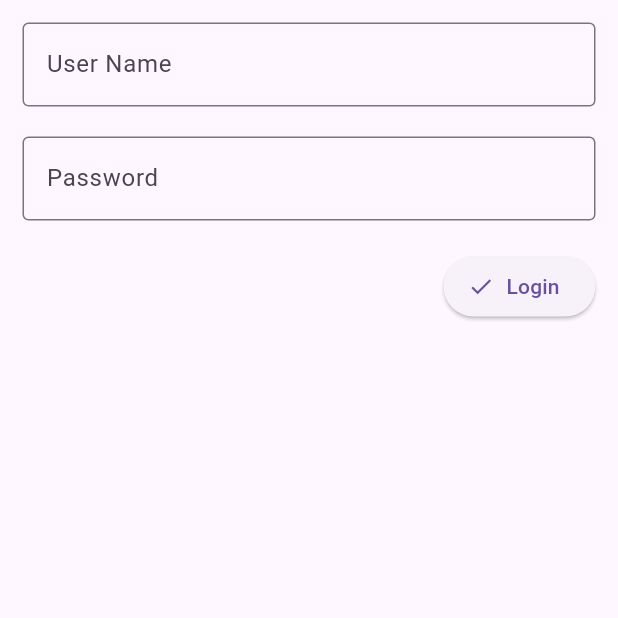
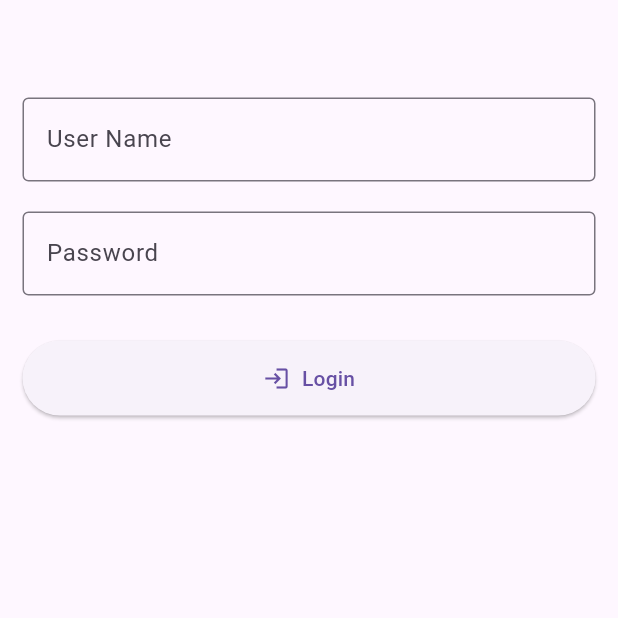
Before and after one commit to Justramin/flutter-login-sharedpreferences, a Flutter app: the screen it shows after launch, on a phone screen of 412 x 824 dp, the top half of it. Run offline on Flutter 3.47's test engine with Material 3 defaults, Android fonts, the light colour scheme and no system bars; our stand-ins replace shared_preferences.

Commit message:
complete tutorial

```diff
--- a/lib/screens/login.dart
+++ b/lib/screens/login.dart
@@ -1,13 +1,14 @@
 import 'package:flutter/material.dart';
-import 'package:login_popup_project/main.dart';
+import 'package:shared_preferences/shared_preferences.dart';
 import 'package:login_popup_project/screens/home.dart';
-import 'package:shared_preferences/shared_preferences.dart';
+import 'package:login_popup_project/main.dart'; // Make sure SAVE_KEY_NAME is defined in main.dart
 
 class ScreenLogin extends StatelessWidget {
   ScreenLogin({super.key});
 
   final _usernameController = TextEditingController();
   final _passwordController = TextEditingController();
+  final _formKey = GlobalKey<FormState>();
 
   @override
   Widget build(BuildContext context) {
@@ -15,57 +16,78 @@ class ScreenLogin extends StatelessWidget {
       body: SafeArea(
         child: Padding(
           padding: const EdgeInsets.all(15.0),
+          child: Form(
+            key: _formKey,
             child: Column(
-            crossAxisAlignment: CrossAxisAlignment.end,
+              crossAxisAlignment: CrossAxisAlignment.stretch,
               children: [
+                const SizedBox(height: 50),
                 TextFormField(
                   controller: _usernameController,
-                decoration: InputDecoration(
+                  decoration: const InputDecoration(
                     border: OutlineInputBorder(),
                     hintText: 'User Name',
                   ),
+                  validator: (value) {
+                    if (value == null || value.isEmpty) {
+                      return 'Username is required';
+                    }
+                    return null;
+                  },
                 ),
                 const SizedBox(height: 20),
                 TextFormField(
                   controller: _passwordController,
                   obscureText: true,
-                decoration: InputDecoration(
+                  decoration: const InputDecoration(
                     border: OutlineInputBorder(),
                     hintText: 'Password',
                   ),
+                  validator: (value) {
+                    if (value == null || value.isEmpty) {
+                      return 'Password is required';
+                    }
+                    return null;
+                  },
                 ),
-              const SizedBox(height: 20),
+                const SizedBox(height: 30),
                 ElevatedButton.icon(
                   onPressed: () {
+                    if (_formKey.currentState!.validate()) {
                       checkLogin(context);
+                    }
                   },
-                icon: Icon(Icons.check),
-                label: Text('Login'),
+                  icon: const Icon(Icons.login),
+                  label: const Text('Login'),
+                  style: ElevatedButton.styleFrom(
+                    padding: const EdgeInsets.symmetric(vertical: 15),
+                  ),
                 ),
               ],
+            ),
           ),
         ),
       ),
     );
   }
 
-  void checkLogin(BuildContext ctx) async {
+  Future<void> checkLogin(BuildContext ctx) async {
     final _username = _usernameController.text;
     final _password = _passwordController.text;
+
     if (_username == _password) {
-      //Go To Home
-      final _sharedprefs = await SharedPreferences.getInstance();
-      await _sharedprefs.setBool(SAVE_KEY_NAME, true);
+      final _sharedPrefs = await SharedPreferences.getInstance();
+      await _sharedPrefs.setBool(SAVE_KEY_NAME, true);
       Navigator.of(
         ctx,
       ).pushReplacement(MaterialPageRoute(builder: (ctx) => ScreenHome()));
     } else {
       ScaffoldMessenger.of(ctx).showSnackBar(
-        SnackBar(
+        const SnackBar(
+          content: Text('Username and Password do not match!'),
+          backgroundColor: Colors.red,
           behavior: SnackBarBehavior.floating,
-          backgroundColor: Colors.red,
           margin: EdgeInsets.all(10),
-          content: Text('Username and Password does not match!'),
         ),
       );
     }
```
Lines whose indentation alone changed are shown as unchanged.
